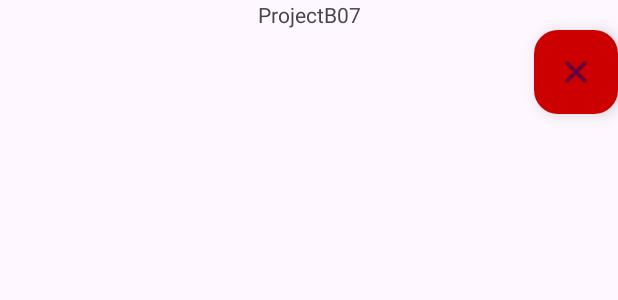
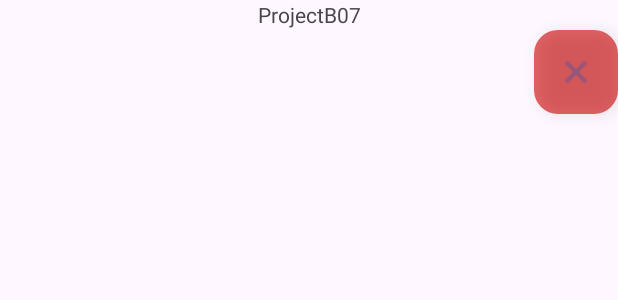
Before and after one commit to 6Beaming/ProjectB07, an Android app: the layout activity_main.xml on its own in the app's theme, with its tools: preview values and no code run, on a phone screen of 412 x 824 dp. Shown: the top 300 px of the screen. Run offline under Robolectric (Android 15) with nearby library versions, the phone set to English and light mode, and no system bars.

Commit message:
refactor: add transparency

```diff
--- a/app/src/main/res/layout/activity_main.xml
+++ b/app/src/main/res/layout/activity_main.xml
@@ -41,12 +41,13 @@
 
     <com.google.android.material.floatingactionbutton.FloatingActionButton
         android:id="@+id/fab_emergency_exit"
-        android:layout_width="66dp"
+        android:layout_width="wrap_content"
         android:layout_height="wrap_content"
         android:layout_marginTop="20dp"
         android:contentDescription="Emergency Exit"
         app:layout_constraintEnd_toEndOf="parent"
         app:layout_constraintTop_toTopOf="parent"
+        android:alpha="0.6"
         app:backgroundTint="@android:color/holo_red_dark"
         app:srcCompat="@android:drawable/ic_menu_close_clear_cancel"/>
 
```
